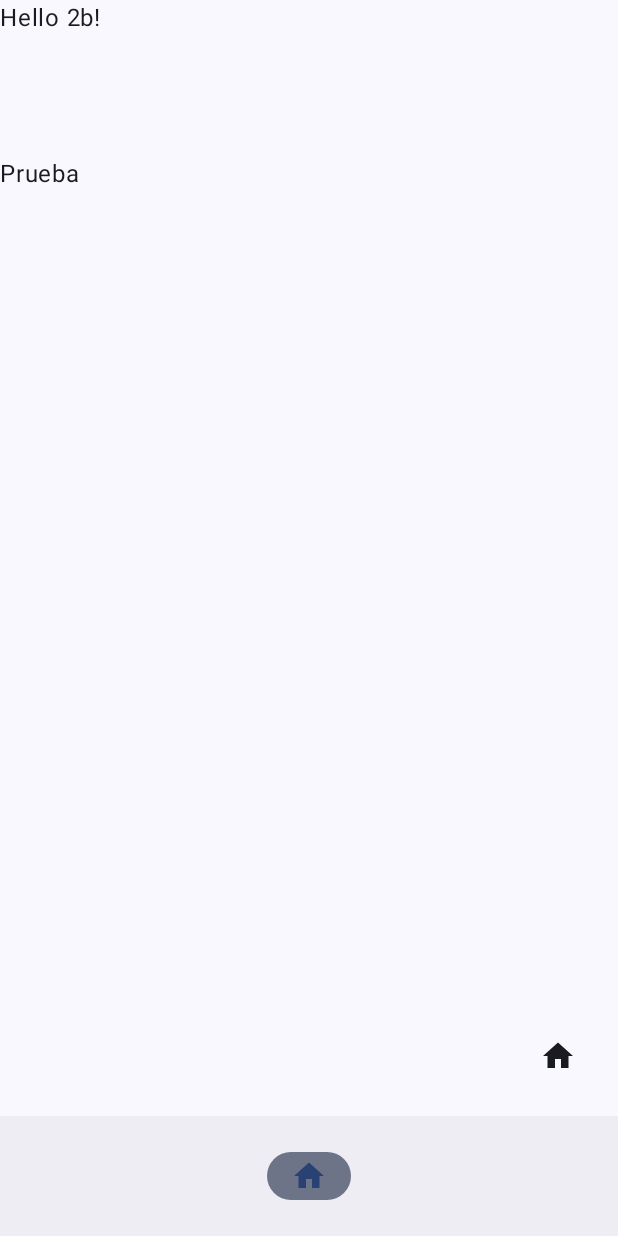
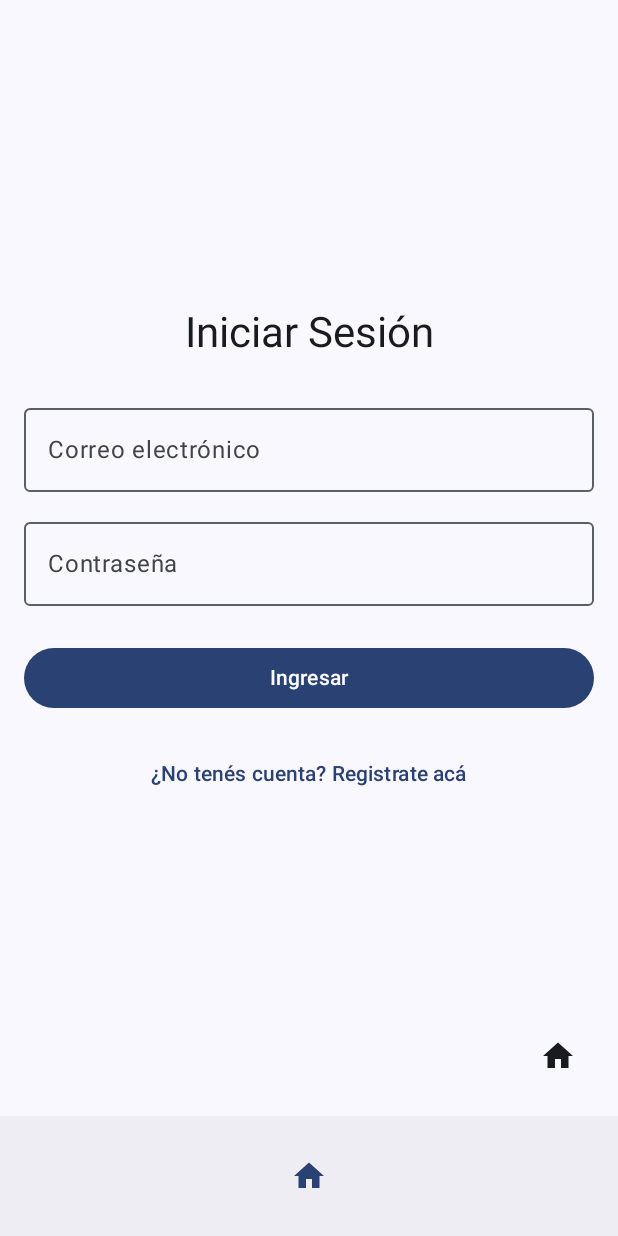
Before and after one commit to unlam-tec-movil/A2-2026-H2-E1, an Android app built with Jetpack Compose: the screen it shows after launch (MainActivity), on a phone screen of 412 x 824 dp. Run offline under Robolectric (Android 15) with nearby library versions, the phone set to English and light mode, and no system bars; our stand-ins replace Dagger/Hilt's generated code.

Commit message:
feat: implementacion de HU-05 login de usuario

```diff
--- a/app/src/main/java/ar/edu/unlam/mobile/movil22026h2/MainActivity.kt
+++ b/app/src/main/java/ar/edu/unlam/mobile/movil22026h2/MainActivity.kt
@@ -21,7 +21,6 @@ import androidx.compose.material3.Text
 import androidx.compose.material3.TextButton
 import androidx.compose.runtime.Composable
 import androidx.compose.runtime.remember
-import androidx.compose.runtime.rememberCoroutineScope
 import androidx.compose.ui.Modifier
 import androidx.compose.ui.unit.dp
 import androidx.navigation.compose.NavHost
@@ -31,8 +30,15 @@ import ar.edu.unlam.mobile.movil22026h2.ui.components.BottomBar
 import ar.edu.unlam.mobile.movil22026h2.ui.components.SnackbarVisualsWithError
 import ar.edu.unlam.mobile.movil22026h2.ui.screens.HOME_SCREEN_ROUTE
 import ar.edu.unlam.mobile.movil22026h2.ui.screens.HomeScreen
+import ar.edu.unlam.mobile.movil22026h2.ui.screens.login.LoginScreen
+import ar.edu.unlam.mobile.movil22026h2.ui.screens.register.RegisterScreen
 import ar.edu.unlam.mobile.movil22026h2.ui.theme.Movil22026H2Theme
 import dagger.hilt.android.AndroidEntryPoint
+
+const val LOGIN_SCREEN_ROUTE = "login_screen"
+const val REGISTER_SCREEN_ROUTE = "register_screen"
+const val POST_SCREEN_ROUTE = "post"
+const val HOME_SCREEN_ROUTE = "home"
 
 @AndroidEntryPoint
 class MainActivity : ComponentActivity() {
@@ -59,7 +65,6 @@ fun MainScreen() {
     // a través del back stack
     val controller = rememberNavController()
     val snackBarHostState = remember { SnackbarHostState() }
-    val coroutineScope = rememberCoroutineScope()
     Scaffold(
         bottomBar = { BottomBar(controller = controller) },
         floatingActionButton = {
@@ -104,10 +109,38 @@ fun MainScreen() {
     ) { paddingValue ->
         // NavHost es el componente que funciona como contenedor de los otros componentes que
         // podrán ser destinos de navegación.
-        NavHost(navController = controller, startDestination = HOME_SCREEN_ROUTE) {
-            // composable es el componente que se usa para definir un destino de navegación.
-            // Por parámetro recibe la ruta que se utilizará para navegar a dicho destino.
-            composable("home") {
+        // NavHost es el componente que funciona como contenedor de los otros componentes...
+        NavHost(navController = controller, startDestination = LOGIN_SCREEN_ROUTE) {
+
+            // 1. Pantalla de Login (HU-05)
+            composable(LOGIN_SCREEN_ROUTE) {
+                LoginScreen(
+                    modifier = Modifier.padding(paddingValue),
+                    onLoginSuccess = {
+                        // Cuando loguea bien, va al home y borra el login del historial
+                        controller.navigate(HOME_SCREEN_ROUTE) {
+                            popUpTo(LOGIN_SCREEN_ROUTE) { inclusive = true }
+                        }
+                    },
+                    onNavigateToRegister = {
+                        // Va a la pantalla de registro si no tiene cuenta
+                        controller.navigate(REGISTER_SCREEN_ROUTE)
+                    }
+                )
+            }
+
+            // 2. Pantalla de Registro (HU-04)
+            composable(REGISTER_SCREEN_ROUTE) {
+                RegisterScreen(
+                    modifier = Modifier.padding(paddingValue),
+                    onRegisterSuccess = {
+                        // Vuelve al login cuando se registra con éxito
+                        controller.popBackStack()
+                    }
+                )
+            }
+
+            composable(HOME_SCREEN_ROUTE) {
                 // Home es el componente en sí que es el destino de navegación.
                 HomeScreen(modifier = Modifier.padding(paddingValue))
             }
--- /dev/null
+++ b/app/src/main/java/ar/edu/unlam/mobile/movil22026h2/data/datasources/network/interfaces/TuiterApi.kt
@@ -0,0 +1,19 @@
+package ar.edu.unlam.mobile.movil22026h2.data.datasources.network.interfaces
+
+import ar.edu.unlam.mobile.movil22026h2.data.datasources.network.login.LoginRequest
+import ar.edu.unlam.mobile.movil22026h2.data.datasources.network.login.LoginResponse
+import ar.edu.unlam.mobile.movil22026h2.data.datasources.network.register.RegisterRequest
+import retrofit2.Response
+import retrofit2.http.Body
+import retrofit2.http.POST
+
+interface TuiterApi {
+
+    @POST("api/v1/users")
+    suspend fun registerUser(
+        @Body request: RegisterRequest
+    )
+
+    @POST("login")
+    suspend fun login(@Body request: LoginRequest): Response<LoginResponse>
+}
--- /dev/null
+++ b/app/src/main/java/ar/edu/unlam/mobile/movil22026h2/data/datasources/network/login/LoginRequest.kt
@@ -0,0 +1,6 @@
+package ar.edu.unlam.mobile.movil22026h2.data.datasources.network.login
+
+data class LoginRequest(
+    val email: String,
+    val password: String
+)
--- /dev/null
+++ b/app/src/main/java/ar/edu/unlam/mobile/movil22026h2/data/datasources/network/login/LoginResponse.kt
@@ -0,0 +1,5 @@
+package ar.edu.unlam.mobile.movil22026h2.data.datasources.network.login
+
+data class LoginResponse(
+    val token: String,
+)
--- /dev/null
+++ b/app/src/main/java/ar/edu/unlam/mobile/movil22026h2/di/network/NetworkModule.kt
@@ -0,0 +1,50 @@
+package ar.edu.unlam.mobile.movil22026h2.di
+
+import ar.edu.unlam.mobile.movil22026h2.BuildConfig
+import ar.edu.unlam.mobile.movil22026h2.data.datasources.network.interfaces.TuiterApi
+import dagger.Module
+import dagger.Provides
+import dagger.hilt.InstallIn
+import dagger.hilt.components.SingletonComponent
+import okhttp3.OkHttpClient
+import retrofit2.Retrofit
+import retrofit2.converter.gson.GsonConverterFactory
+import javax.inject.Singleton
+
+@Module
+@InstallIn(SingletonComponent::class)
+object NetworkModule {
+
+    private const val BASE_URL = "https://tuiter.fragua.com.ar/"
+
+    @Provides
+    @Singleton
+    fun provideOkHttpClient(): OkHttpClient {
+        return OkHttpClient.Builder()
+            .addInterceptor { chain ->
+                val originalRequest = chain.request()
+                val newRequest = originalRequest.newBuilder()
+                    .addHeader("Application-Token", BuildConfig.APP_TOKEN)
+                    .build()
+                chain.proceed(newRequest)
+            }
+            .build()
+    }
+
+    @Provides
+    @Singleton
+    fun provideRetrofit(okHttpClient: OkHttpClient): Retrofit {
+        return Retrofit.Builder()
+            .baseUrl(BASE_URL)
+            .client(okHttpClient)
+            .addConverterFactory(GsonConverterFactory.create())
+            .build()
+    }
+
+
+    @Provides
+    @Singleton
+    fun provideTuiterApi(retrofit: Retrofit): TuiterApi {
+        return retrofit.create(TuiterApi::class.java)
+    }
+}
--- /dev/null
+++ b/app/src/main/java/ar/edu/unlam/mobile/movil22026h2/ui/screens/login/LoginScreen.kt
@@ -0,0 +1,99 @@
+package ar.edu.unlam.mobile.movil22026h2.ui.screens.login
+
+import androidx.compose.foundation.layout.*
+import androidx.compose.material3.*
+import androidx.compose.runtime.*
+import androidx.compose.ui.Alignment
+import androidx.compose.ui.Modifier
+import androidx.compose.ui.text.input.PasswordVisualTransformation
+import androidx.compose.ui.unit.dp
+import androidx.hilt.navigation.compose.hiltViewModel
+
+@Composable
+fun LoginScreen(
+    modifier: Modifier = Modifier,
+    viewModel: LoginViewModel = hiltViewModel(),
+    onLoginSuccess: () -> Unit,
+    onNavigateToRegister: () -> Unit // <--- NUEVO: Callback para ir al registro
+) {
+    val uiState by viewModel.uiState.collectAsState()
+
+    LaunchedEffect(uiState.isLoginSuccessful) {
+        if (uiState.isLoginSuccessful) {
+            onLoginSuccess()
+        }
+    }
+
+    Column(
+        modifier = modifier
+            .fillMaxSize()
+            .padding(16.dp),
+        verticalArrangement = Arrangement.Center,
+        horizontalAlignment = Alignment.CenterHorizontally
+    ) {
+        Text(
+            text = "Iniciar Sesión",
+            style = MaterialTheme.typography.headlineMedium
+        )
+
+        Spacer(modifier = Modifier.height(24.dp))
+
+        // Campo de Email
+        OutlinedTextField(
+            value = uiState.email,
+            onValueChange = { viewModel.onEmailChanged(it) },
+            label = { Text("Correo electrónico") },
+            modifier = Modifier.fillMaxWidth(),
+            singleLine = true
+        )
+
+        Spacer(modifier = Modifier.height(12.dp))
+
+        // Campo de Contraseña
+        OutlinedTextField(
+            value = uiState.password,
+            onValueChange = { viewModel.onPasswordChanged(it) },
+            label = { Text("Contraseña") },
+            visualTransformation = PasswordVisualTransformation(),
+            modifier = Modifier.fillMaxWidth(),
+            singleLine = true
+        )
+
+        // Mostrar error si existe
+        if (uiState.errorMessage != null) {
+            Spacer(modifier = Modifier.height(8.dp))
+            Text(
+                text = uiState.errorMessage!!,
+                color = MaterialTheme.colorScheme.error,
+                style = MaterialTheme.typography.bodyMedium
+            )
+        }
+
+        Spacer(modifier = Modifier.height(24.dp))
+
+        // Botón de Ingresar
+        Button(
+            onClick = { viewModel.login() },
+            modifier = Modifier.fillMaxWidth(),
+            enabled = !uiState.isLoading
+        ) {
+            if (uiState.isLoading) {
+                CircularProgressIndicator(
+                    modifier = Modifier.size(24.dp),
+                    color = MaterialTheme.colorScheme.onPrimary,
+                    strokeWidth = 2.dp
+                )
+            } else {
+                Text("Ingresar")
+            }
+        }
+
+        Spacer(modifier = Modifier.height(16.dp))
+        // Botón para redirigir al Registro
+        TextButton(
+            onClick = { onNavigateToRegister() }
+        ) {
+            Text("¿No tenés cuenta? Registrate acá")
+        }
+    }
+}
--- /dev/null
+++ b/app/src/main/java/ar/edu/unlam/mobile/movil22026h2/ui/screens/login/LoginViewModel.kt
@@ -0,0 +1,75 @@
+package ar.edu.unlam.mobile.movil22026h2.ui.screens.login
+
+import androidx.lifecycle.ViewModel
+import androidx.lifecycle.viewModelScope
+import ar.edu.unlam.mobile.movil22026h2.data.datasources.network.login.LoginRequest
+import ar.edu.unlam.mobile.movil22026h2.data.repositories.AuthRepository
+import dagger.hilt.android.lifecycle.HiltViewModel
+import javax.inject.Inject
+import kotlinx.coroutines.flow.MutableStateFlow
+import kotlinx.coroutines.flow.StateFlow
+import kotlinx.coroutines.flow.asStateFlow
+import kotlinx.coroutines.flow.update
+import kotlinx.coroutines.launch
+
+
+data class LoginUiState(
+    val email: String = "",
+    val password: String = "",
+    val isLoading: Boolean = false,
+    val errorMessage: String? = null,
+    val isLoginSuccessful: Boolean = false
+)
+
+@HiltViewModel
+class LoginViewModel @Inject constructor(
+    private val authRepository: AuthRepository
+) : ViewModel() {
+
+    private val _uiState = MutableStateFlow(LoginUiState())
+    val uiState: StateFlow<LoginUiState> = _uiState.asStateFlow()
+
+    // Actualiza el email cuando el usuario escribe en el TextField
+    fun onEmailChanged(email: String) {
+        _uiState.update { it.copy(email = email, errorMessage = null) }
+    }
+
+    // Actualiza la contraseña cuando el usuario escribe en el TextField
+    fun onPasswordChanged(password: String) {
+        _uiState.update { it.copy(password = password, errorMessage = null) }
+    }
+
+    // Acción de iniciar sesión conectada al repositorio
+    fun login() {
+        val currentState = _uiState.value
+
+        if (currentState.email.isBlank() || currentState.password.isBlank()) {
+            _uiState.update { it.copy(errorMessage = "Por favor, completa todos los campos") }
+            return
+        }
+
+        viewModelScope.launch {
+            _uiState.update { it.copy(isLoading = true, errorMessage = null) }
+
+            val request = LoginRequest(
+                email = currentState.email,
+                password = currentState.password
+            )
+
+            val result = authRepository.login(request)
+
+            result.onSuccess { response ->
+                _uiState.update {
+                    it.copy(isLoading = false, isLoginSuccessful = true)
+                }
+            }.onFailure { error ->
+                _uiState.update {
+                    it.copy(
+                        isLoading = false,
+                        errorMessage = error.localizedMessage ?: "Error al iniciar sesión"
+                    )
+                }
+            }
+        }
+    }
+}
--- /dev/null
+++ b/app/src/main/java/ar/edu/unlam/mobile/movil22026h2/ui/screens/post/PostScreen.kt
@@ -0,0 +1 @@
+package ar.edu.unlam.mobile.movil22026h2.ui.screens.post
--- /dev/null
+++ b/app/src/main/java/ar/edu/unlam/mobile/movil22026h2/ui/screens/post/PostViewModel.kt
@@ -0,0 +1,4 @@
+package ar.edu.unlam.mobile.movil22026h2.ui.screens.post
+
+class PostViewModel {
+}
```
Also changed, not shown: app/build.gradle.kts (+22 -0 lines), app/src/main/java/ar/edu/unlam/mobile/movil22026h2/data/datasources/network/register/RegisterRequest.kt (added, +7 -0 lines), app/src/main/java/ar/edu/unlam/mobile/movil22026h2/data/repositories/AuthRepository.kt (added, +29 -0 lines), app/src/main/java/ar/edu/unlam/mobile/movil22026h2/ui/screens/register/RegisterScreen.kt (added, +101 -0 lines), app/src/main/java/ar/edu/unlam/mobile/movil22026h2/ui/screens/register/RegisterViewModel.kt (added, +66 -0 lines), gradle/libs.versions.toml (+14 -0 lines).
